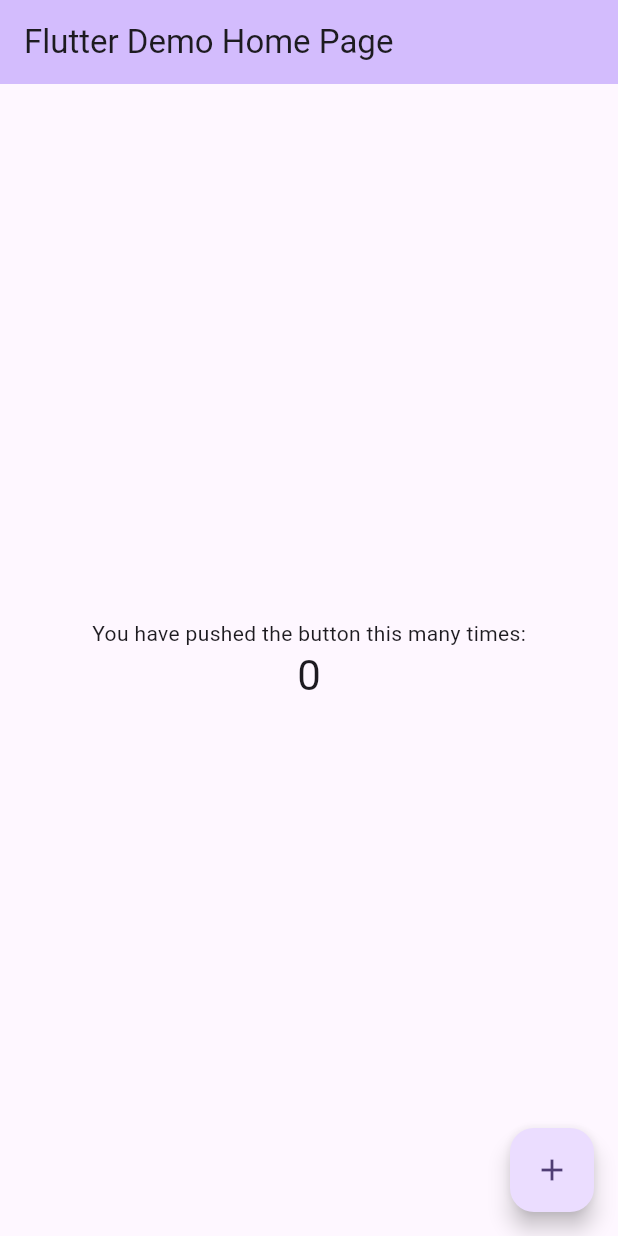
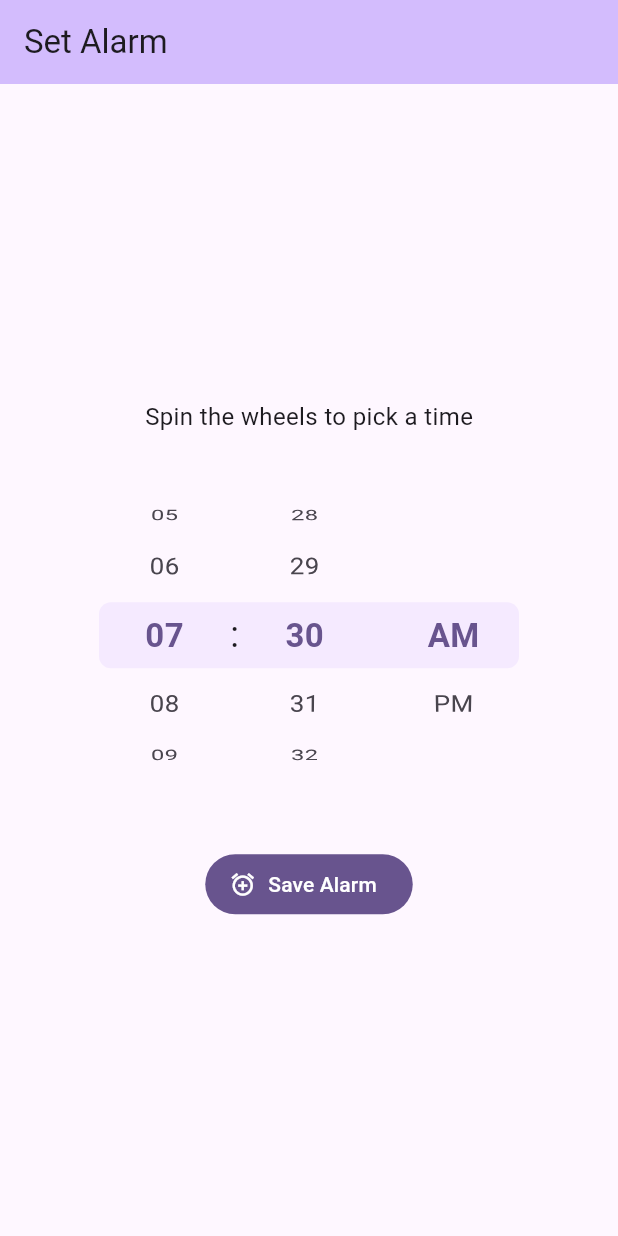
Before and after one commit to jagonzibwa/ListWheelScrollView-Widget-Presentation, a Flutter app: the screen it shows after launch, on a phone screen of 412 x 824 dp. Run offline on Flutter 3.47's test engine with Material 3 defaults, Android fonts, the phone set to English and light mode, and no system bars.

Commit message:
alarm created

```diff
--- a/lib/main.dart
+++ b/lib/main.dart
@@ -7,116 +7,224 @@ void main() {
 class MyApp extends StatelessWidget {
   const MyApp({super.key});
 
-  // This widget is the root of your application.
   @override
   Widget build(BuildContext context) {
     return MaterialApp(
-      title: 'Flutter Demo',
+      title: 'ListWheelScrollView Demo',
       theme: ThemeData(
-        // This is the theme of your application.
-        //
-        // TRY THIS: Try running your application with "flutter run". You'll see
-        // the application has a purple toolbar. Then, without quitting the app,
-        // try changing the seedColor in the colorScheme below to Colors.green
-        // and then invoke "hot reload" (save your changes or press the "hot
-        // reload" button in a Flutter-supported IDE, or press "r" if you used
-        // the command line to start the app).
-        //
-        // Notice that the counter didn't reset back to zero; the application
-        // state is not lost during the reload. To reset the state, use hot
-        // restart instead.
-        //
-        // This works for code too, not just values: Most code changes can be
-        // tested with just a hot reload.
-        colorScheme: .fromSeed(seedColor: Colors.deepPurple),
+        colorScheme: ColorScheme.fromSeed(seedColor: Colors.deepPurple),
+        useMaterial3: true,
       ),
-      home: const MyHomePage(title: 'Flutter Demo Home Page'),
+      home: const AlarmPickerPage(),
     );
   }
 }
 
-class MyHomePage extends StatefulWidget {
-  const MyHomePage({super.key, required this.title});
-
-  // This widget is the home page of your application. It is stateful, meaning
-  // that it has a State object (defined below) that contains fields that affect
-  // how it looks.
-
-  // This class is the configuration for the state. It holds the values (in this
-  // case the title) provided by the parent (in this case the App widget) and
-  // used by the build method of the State. Fields in a Widget subclass are
-  // always marked "final".
-
-  final String title;
+/// Real-world use case: a "Set Alarm" screen, the same kind of time picker
+/// you see in native clock apps. Three [ListWheelScrollView]s let the user
+/// spin to a value instead of typing it, which is faster and less
+/// error-prone on a touch screen than a text field.
+class AlarmPickerPage extends StatefulWidget {
+  const AlarmPickerPage({super.key});
 
   @override
-  State<MyHomePage> createState() => _MyHomePageState();
+  State<AlarmPickerPage> createState() => _AlarmPickerPageState();
 }
 
-class _MyHomePageState extends State<MyHomePage> {
-  int _counter = 0;
+class _AlarmPickerPageState extends State<AlarmPickerPage> {
+  static const List<String> _periods = ['AM', 'PM'];
 
-  void _incrementCounter() {
-    setState(() {
-      // This call to setState tells the Flutter framework that something has
-      // changed in this State, which causes it to rerun the build method below
-      // so that the display can reflect the updated values. If we changed
-      // _counter without calling setState(), then the build method would not be
-      // called again, and so nothing would appear to happen.
-      _counter++;
-    });
+  int _selectedHour = 6; // displayed as 7 (1-indexed)
+  int _selectedMinute = 30;
+  int _selectedPeriod = 0; // 0 = AM, 1 = PM
+
+  void _confirmAlarm() {
+    final hour = _selectedHour + 1;
+    final minute = _selectedMinute.toString().padLeft(2, '0');
+    final period = _periods[_selectedPeriod];
+
+    ScaffoldMessenger.of(context).showSnackBar(
+      SnackBar(content: Text('Alarm set for $hour:$minute $period')),
+    );
   }
 
   @override
   Widget build(BuildContext context) {
-    // This method is rerun every time setState is called, for instance as done
-    // by the _incrementCounter method above.
-    //
-    // The Flutter framework has been optimized to make rerunning build methods
-    // fast, so that you can just rebuild anything that needs updating rather
-    // than having to individually change instances of widgets.
     return Scaffold(
       appBar: AppBar(
-        // TRY THIS: Try changing the color here to a specific color (to
-        // Colors.amber, perhaps?) and trigger a hot reload to see the AppBar
-        // change color while the other colors stay the same.
         backgroundColor: Theme.of(context).colorScheme.inversePrimary,
-        // Here we take the value from the MyHomePage object that was created by
-        // the App.build method, and use it to set our appbar title.
-        title: Text(widget.title),
+        title: const Text('Set Alarm'),
       ),
       body: Center(
-        // Center is a layout widget. It takes a single child and positions it
-        // in the middle of the parent.
         child: Column(
-          // Column is also a layout widget. It takes a list of children and
-          // arranges them vertically. By default, it sizes itself to fit its
-          // children horizontally, and tries to be as tall as its parent.
-          //
-          // Column has various properties to control how it sizes itself and
-          // how it positions its children. Here we use mainAxisAlignment to
-          // center the children vertically; the main axis here is the vertical
-          // axis because Columns are vertical (the cross axis would be
-          // horizontal).
-          //
-          // TRY THIS: Invoke "debug painting" (choose the "Toggle Debug Paint"
-          // action in the IDE, or press "p" in the console), to see the
-          // wireframe for each widget.
-          mainAxisAlignment: .center,
+          mainAxisAlignment: MainAxisAlignment.center,
           children: [
-            const Text('You have pushed the button this many times:'),
-            Text(
-              '$_counter',
-              style: Theme.of(context).textTheme.headlineMedium,
+            const Text(
+              'Spin the wheels to pick a time',
+              style: TextStyle(fontSize: 16),
+            ),
+            const SizedBox(height: 24),
+            _TimeWheelPicker(
+              selectedHour: _selectedHour,
+              selectedMinute: _selectedMinute,
+              selectedPeriod: _selectedPeriod,
+              onHourChanged: (value) => setState(() => _selectedHour = value),
+              onMinuteChanged: (value) =>
+                  setState(() => _selectedMinute = value),
+              onPeriodChanged: (value) =>
+                  setState(() => _selectedPeriod = value),
+            ),
+            const SizedBox(height: 32),
+            FilledButton.icon(
+              onPressed: _confirmAlarm,
+              icon: const Icon(Icons.alarm_add),
+              label: const Text('Save Alarm'),
             ),
           ],
         ),
       ),
-      floatingActionButton: FloatingActionButton(
-        onPressed: _incrementCounter,
-        tooltip: 'Increment',
-        child: const Icon(Icons.add),
+    );
+  }
+}
+
+/// The wheel picker itself: three synced [ListWheelScrollView]s (hour,
+/// minute, AM/PM) with a shared highlight bar showing which row is selected.
+class _TimeWheelPicker extends StatelessWidget {
+  const _TimeWheelPicker({
+    required this.selectedHour,
+    required this.selectedMinute,
+    required this.selectedPeriod,
+    required this.onHourChanged,
+    required this.onMinuteChanged,
+    required this.onPeriodChanged,
+  });
+
+  final int selectedHour;
+  final int selectedMinute;
+  final int selectedPeriod;
+  final ValueChanged<int> onHourChanged;
+  final ValueChanged<int> onMinuteChanged;
+  final ValueChanged<int> onPeriodChanged;
+
+  static const double _itemExtent = 44;
+  static const int _visibleItemCount = 5;
+
+  @override
+  Widget build(BuildContext context) {
+    final colorScheme = Theme.of(context).colorScheme;
+
+    return SizedBox(
+      height: _itemExtent * _visibleItemCount,
+      width: 280,
+      child: Stack(
+        alignment: Alignment.center,
+        children: [
+          // Highlight bar showing which row is currently selected.
+          Container(
+            height: _itemExtent,
+            decoration: BoxDecoration(
+              color: colorScheme.primaryContainer.withValues(alpha: 0.5),
+              borderRadius: BorderRadius.circular(8),
+            ),
+          ),
+          Row(
+            mainAxisAlignment: MainAxisAlignment.center,
+            children: [
+              Expanded(
+                child: _Wheel(
+                  itemCount: 12,
+                  selectedItem: selectedHour,
+                  itemExtent: _itemExtent,
+                  labelBuilder: (i) => (i + 1).toString().padLeft(2, '0'),
+                  onChanged: onHourChanged,
+                ),
+              ),
+              const _WheelSeparator(text: ':'),
+              Expanded(
+                child: _Wheel(
+                  itemCount: 60,
+                  selectedItem: selectedMinute,
+                  itemExtent: _itemExtent,
+                  labelBuilder: (i) => i.toString().padLeft(2, '0'),
+                  onChanged: onMinuteChanged,
+                ),
+              ),
+              const SizedBox(width: 12),
+              Expanded(
+                child: _Wheel(
+                  itemCount: 2,
+                  selectedItem: selectedPeriod,
+                  itemExtent: _itemExtent,
+                  labelBuilder: (i) => i == 0 ? 'AM' : 'PM',
+                  onChanged: onPeriodChanged,
+                ),
+              ),
+            ],
+          ),
+        ],
       ),
     );
   }
 }
+
+class _WheelSeparator extends StatelessWidget {
+  const _WheelSeparator({required this.text});
+
+  final String text;
+
+  @override
+  Widget build(BuildContext context) {
+    return Text(text, style: const TextStyle(fontSize: 24));
+  }
+}
+
+/// A single spinning column. This is the actual [ListWheelScrollView] usage:
+/// [itemExtent] gives every row a fixed height (required by the widget),
+/// [perspective] and [diameterRatio] curve the rows away from the viewer to
+/// produce the 3D "wheel" look, and [onSelectedItemChanged] fires whenever
+/// the centered item changes as the user flings or drags the wheel.
+class _Wheel extends StatelessWidget {
+  const _Wheel({
+    required this.itemCount,
+    required this.selectedItem,
+    required this.itemExtent,
+    required this.labelBuilder,
+    required this.onChanged,
+  });
+
+  final int itemCount;
+  final int selectedItem;
+  final double itemExtent;
+  final String Function(int index) labelBuilder;
+  final ValueChanged<int> onChanged;
+
+  @override
+  Widget build(BuildContext context) {
+    return ListWheelScrollView.useDelegate(
+      itemExtent: itemExtent,
+      diameterRatio: 1.5,
+      perspective: 0.005,
+      physics: const FixedExtentScrollPhysics(),
+      controller: FixedExtentScrollController(initialItem: selectedItem),
+      onSelectedItemChanged: onChanged,
+      childDelegate: ListWheelChildBuilderDelegate(
+        childCount: itemCount,
+        builder: (context, index) {
+          final isSelected = index == selectedItem;
+          return Center(
+            child: Text(
+              labelBuilder(index),
+              style: TextStyle(
+                fontSize: isSelected ? 22 : 18,
+                fontWeight: isSelected ? FontWeight.bold : FontWeight.normal,
+                color: isSelected
+                    ? Theme.of(context).colorScheme.primary
+                    : Theme.of(context).colorScheme.onSurfaceVariant,
+              ),
+            ),
+          );
+        },
+      ),
+    );
+  }
+}
```
